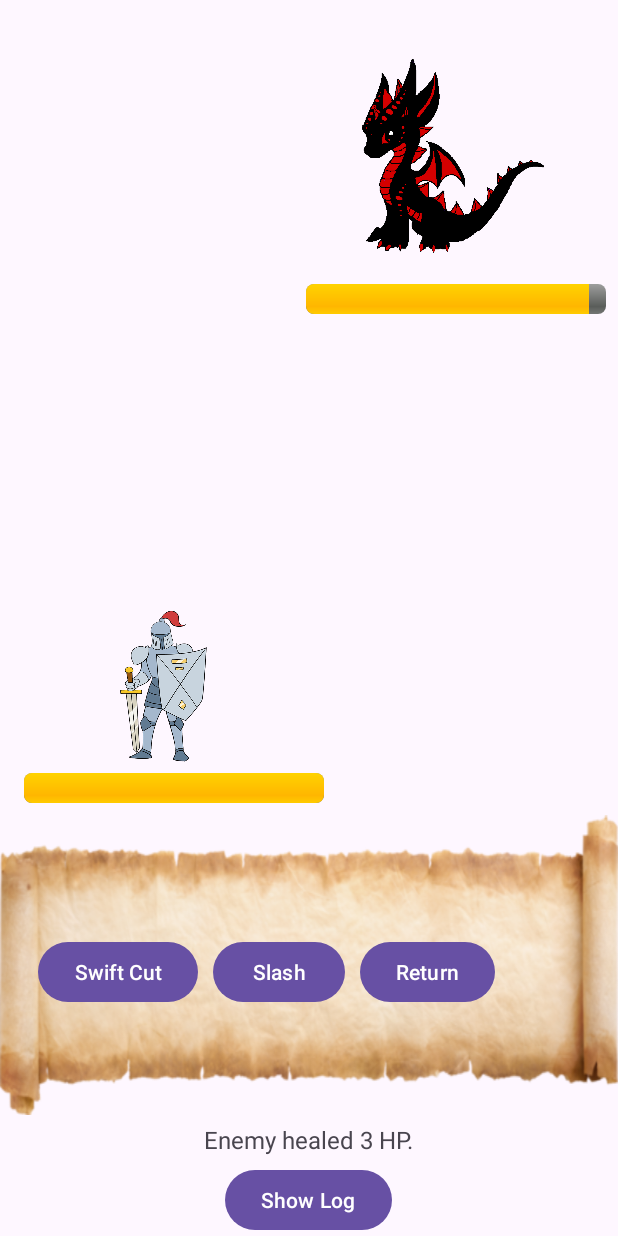
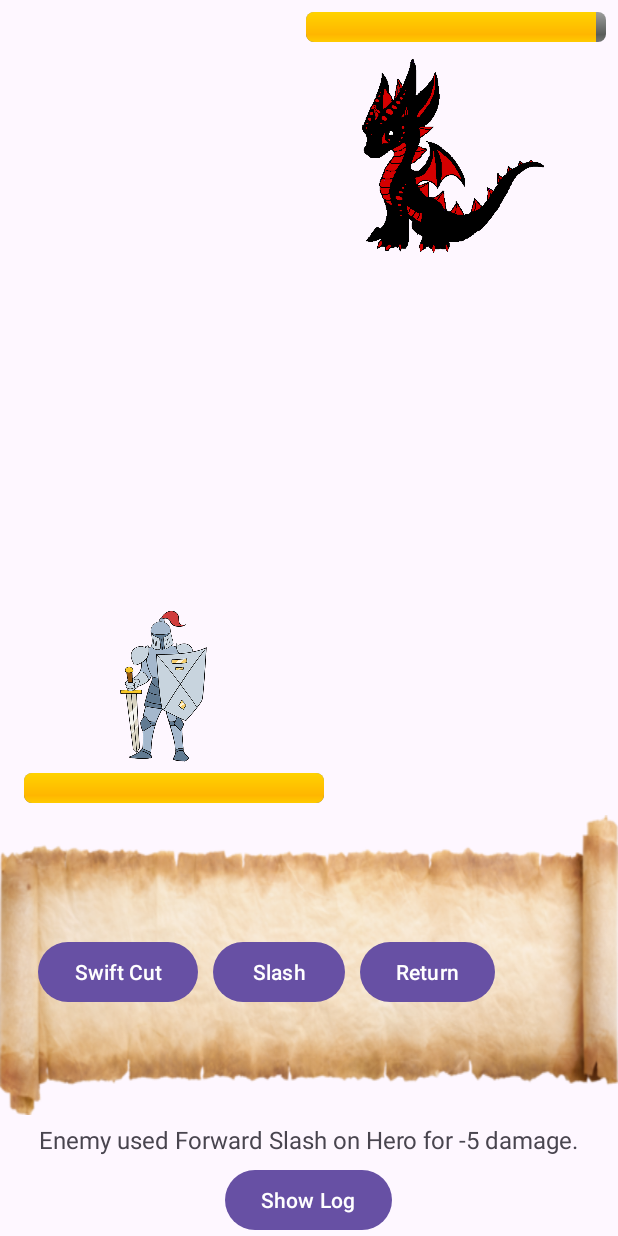
Before and after one commit to MoonSlay/RPGTurn, an Android app: the MainActivity screen opened directly, with no data from a screen before it, after a tap on "Swift Cut", on a phone screen of 412 x 824 dp. Run offline under Robolectric (Android 15) with nearby library versions, the phone set to English and light mode, and no system bars; 3 other taps on this screen came first.

Commit message:
Added different enemies and random enemy spawn per round

```diff
--- a/app/src/main/java/ph/edu/auf/delrosario/angelo/rpgturn/MainActivity.kt
+++ b/app/src/main/java/ph/edu/auf/delrosario/angelo/rpgturn/MainActivity.kt
@@ -4,6 +4,7 @@ import android.content.Intent
 import android.os.Bundle
 import android.view.View
 import android.widget.*
+import android.widget.ImageView
 import androidx.appcompat.app.AlertDialog
 import androidx.appcompat.app.AppCompatActivity
 import kotlin.random.Random
@@ -17,7 +18,9 @@ class MainActivity : AppCompatActivity() {
     private lateinit var enemyHpBar: ProgressBar
     private lateinit var llAttackOptions: LinearLayout
     private lateinit var imageViewHero: ImageView
-    private lateinit var imageViewEnemy: ImageView
+    private lateinit var imageViewBlackDragon: ImageView
+    private lateinit var imageViewOrc: ImageView
+    private lateinit var imageViewGoblin: ImageView
     private lateinit var imageDice: ImageView
     private val gameLog = mutableListOf<String>() // List to store the action log
 
@@ -33,22 +36,20 @@ class MainActivity : AppCompatActivity() {
             luck = Random.nextInt(1, 5),
             evasion = Random.nextInt(3, 8))
 
-        enemy = Enemy(
-            "Black Dragon",
-            maxHP = Random.nextInt(80, 120),
-            attackPower = Random.nextInt(10, 20),
-            defense = Random.nextInt(8, 16),
-            luck = Random.nextInt(1, 5),
-            evasion = Random.nextInt(3, 8)
-        )
+
+
 
         // Hook UI elements
         tvGameLog = findViewById(R.id.tvGameLog)
         heroHpBar = findViewById(R.id.heroHpBar)
         enemyHpBar = findViewById(R.id.enemyHpBar)
         imageViewHero = findViewById(R.id.imageViewHero)
-        imageViewEnemy = findViewById(R.id.imageViewEnemy)
+        imageViewBlackDragon = findViewById(R.id.imageViewBlackDragon)
+        imageViewOrc = findViewById(R.id.imageViewOrc)
+        imageViewGoblin = findViewById(R.id.imageViewGoblin)
         imageDice = findViewById(R.id.imageDice)
+
+        spawnNewEnemy()
 
         heroHpBar.max = hero.maxHP
         heroHpBar.progress = hero.hp
@@ -127,9 +128,46 @@ class MainActivity : AppCompatActivity() {
         imageViewHero.setOnClickListener {
             showStatsDialog("Hero Stats", "HP: ${hero.hp}\nDEF: ${hero.defense}\nATK: ${hero.attackPower}\nLUCK: ${hero.luck}\nEVA: ${hero.evasion}")
         }
+        imageViewBlackDragon.setOnClickListener {
+            showStatsDialog("Black Dragon Stats", "HP: ${hero.hp}\nDEF: ${hero.defense}\nATK: ${hero.attackPower}\nLUCK: ${hero.luck}\nEVA: ${hero.evasion}")
+        }
+        imageViewOrc.setOnClickListener {
+            showStatsDialog("Orc Stats", "HP: ${hero.hp}\nDEF: ${hero.defense}\nATK: ${hero.attackPower}\nLUCK: ${hero.luck}\nEVA: ${hero.evasion}")
+        }
+        imageViewGoblin.setOnClickListener {
+            showStatsDialog("Goblin Stats", "HP: ${hero.hp}\nDEF: ${hero.defense}\nATK: ${hero.attackPower}\nLUCK: ${hero.luck}\nEVA: ${hero.evasion}")
+        }
 
-        imageViewEnemy.setOnClickListener {
-            showStatsDialog("Enemy Stats", "HP: ${enemy.hp}\nDEF: ${enemy.defense}\nATK: ${enemy.attackPower}\nLUCK: ${enemy.luck}\nEVA: ${enemy.evasion}")
+    }
+
+    fun spawnRandomEnemy(): Enemy {
+        val levelMultiplier = hero.level
+        return when ((1..3).random()) {
+            1 -> Enemy("Goblin",
+                maxHP = Random.nextInt(80, 100) * levelMultiplier,
+                attackPower = Random.nextInt(10, 15) * levelMultiplier,
+                defense = Random.nextInt(5, 10) * levelMultiplier,
+                luck = Random.nextInt(1, 3) * levelMultiplier,
+                evasion = Random.nextInt(2, 5) * levelMultiplier)
+
+            2 -> Enemy("Orc",
+                maxHP = Random.nextInt(150, 200) * levelMultiplier,
+                attackPower = Random.nextInt(20, 25) * levelMultiplier,
+                defense = Random.nextInt(10, 15) * levelMultiplier,
+                luck = Random.nextInt(1, 2) * levelMultiplier,
+                evasion = Random.nextInt(1, 3) * levelMultiplier,)
+
+            3 -> Enemy("Black Dragon", maxHP = Random.nextInt(250, 300) * levelMultiplier,
+                attackPower = Random.nextInt(30, 40) * levelMultiplier,
+                defense = Random.nextInt(15, 20) * levelMultiplier,
+                luck = Random.nextInt(3, 5) * levelMultiplier,
+                evasion = Random.nextInt(3, 5) * levelMultiplier,)
+            else -> Enemy("Goblin",
+                maxHP = Random.nextInt(80, 100) * levelMultiplier,
+                attackPower = Random.nextInt(10, 15) * levelMultiplier,
+                defense = Random.nextInt(5, 10) * levelMultiplier,
+                luck = Random.nextInt(1, 3) * levelMultiplier,
+                evasion = Random.nextInt(2, 5) * levelMultiplier)
         }
     }
 
@@ -184,17 +222,23 @@ class MainActivity : AppCompatActivity() {
 
     // Function to spawn a new enemy with scaled stats
     private fun spawnNewEnemy() {
-        val levelMultiplier = hero.level
-        enemy = Enemy(
-            "Enemy",
-            maxHP = Random.nextInt(80, 120) * levelMultiplier,      // Scale HP by hero level
-            attackPower = Random.nextInt(10, 20) * levelMultiplier, // Scale Attack Power
-            defense = Random.nextInt(8, 16) * levelMultiplier,      // Scale Defense
-            luck = Random.nextInt(1, 5) + levelMultiplier,          // Scale Luck slightly
-            evasion = Random.nextInt(3, 8) + levelMultiplier        // Scale Evasion slightly
-        )
-        updateHpBars() // Update HP bars to reflect the new enemy stats
-        logAction("A new enemy appeared!")
+        // Spawn a new random enemy
+        enemy = spawnRandomEnemy()
+
+        imageViewBlackDragon.visibility = View.GONE
+        imageViewOrc.visibility = View.GONE
+        imageViewGoblin.visibility = View.GONE
+
+        // Show the corresponding enemy image based on the spawned enemy
+        when (enemy.name) {
+            "Black Dragon" -> imageViewBlackDragon.visibility = View.VISIBLE
+            "Goblin" -> imageViewGoblin.visibility = View.VISIBLE
+            "Orc" -> imageViewOrc.visibility = View.VISIBLE
+        }
+
+        // Update the HP bars and game log
+        updateHpBars()
+        logAction("A wild ${enemy.name} appeared!")
     }
 
     // Add XP and level-up messages to the game log
--- a/app/src/main/res/layout/activity_main.xml
+++ b/app/src/main/res/layout/activity_main.xml
@@ -38,18 +38,40 @@
         android:layout_marginEnd="8dp"
         android:max="100"
         android:progress="100"
-        app:layout_constraintEnd_toEndOf="parent"
-        app:layout_constraintTop_toBottomOf="@+id/imageViewEnemy" />
+        app:layout_constraintTop_toTopOf="parent"
+        app:layout_constraintEnd_toEndOf="parent" />
 
     <ImageView
-        android:id="@+id/imageViewEnemy"
+        android:id="@+id/imageViewBlackDragon"
         android:layout_width="133dp"
         android:layout_height="153dp"
         android:layout_marginTop="28dp"
         android:layout_marginEnd="44dp"
         android:src="@drawable/dragon"
         app:layout_constraintTop_toTopOf="parent"
-        app:layout_constraintEnd_toEndOf="parent"/>
+        app:layout_constraintEnd_toEndOf="parent" />
+
+
+    <ImageView
+        android:id="@+id/imageViewOrc"
+        android:layout_width="133dp"
+        android:layout_height="153dp"
+        android:layout_marginTop="28dp"
+        android:layout_marginEnd="44dp"
+        android:src="@drawable/orc"
+        app:layout_constraintTop_toTopOf="parent"
+        app:layout_constraintEnd_toEndOf="parent" />
+
+
+    <ImageView
+        android:id="@+id/imageViewGoblin"
+        android:layout_width="133dp"
+        android:layout_height="153dp"
+        android:layout_marginTop="28dp"
+        android:layout_marginEnd="44dp"
+        android:src="@drawable/goblin"
+        app:layout_constraintTop_toTopOf="parent"
+        app:layout_constraintEnd_toEndOf="parent" />
 
 
 
```
Also changed, not shown: app/src/main/java/ph/edu/auf/delrosario/angelo/rpgturn/Enemy.kt (line endings or trailing spaces), app/src/main/res/drawable/goblin.png (added), app/src/main/res/drawable/orc.png (added).
